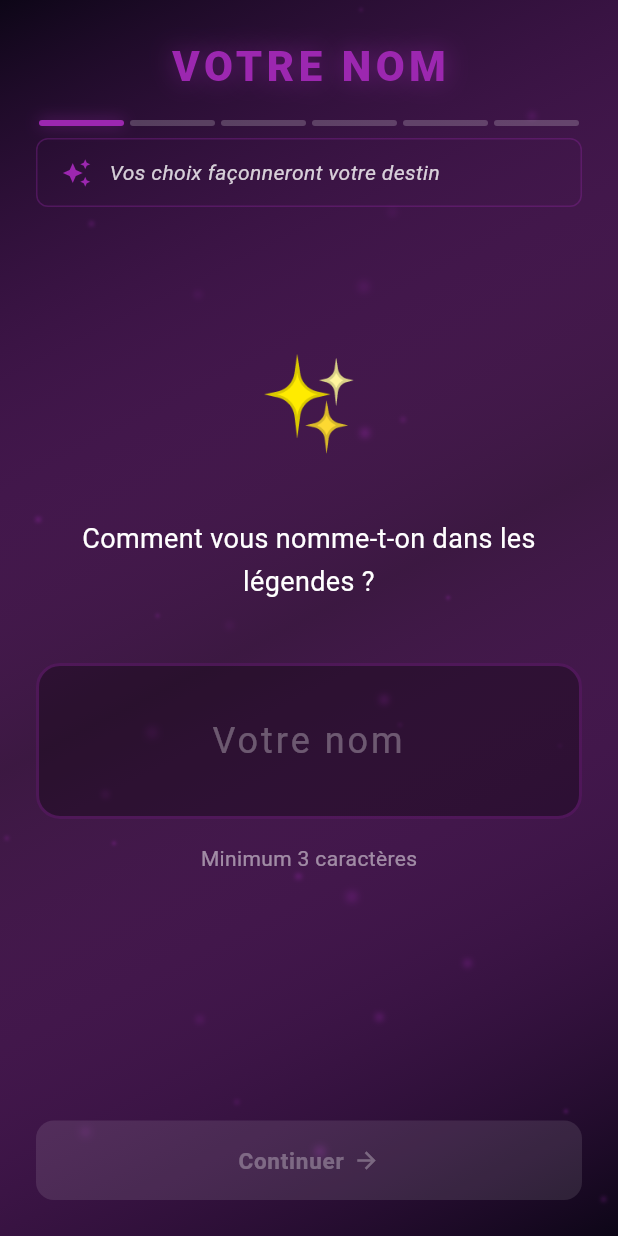
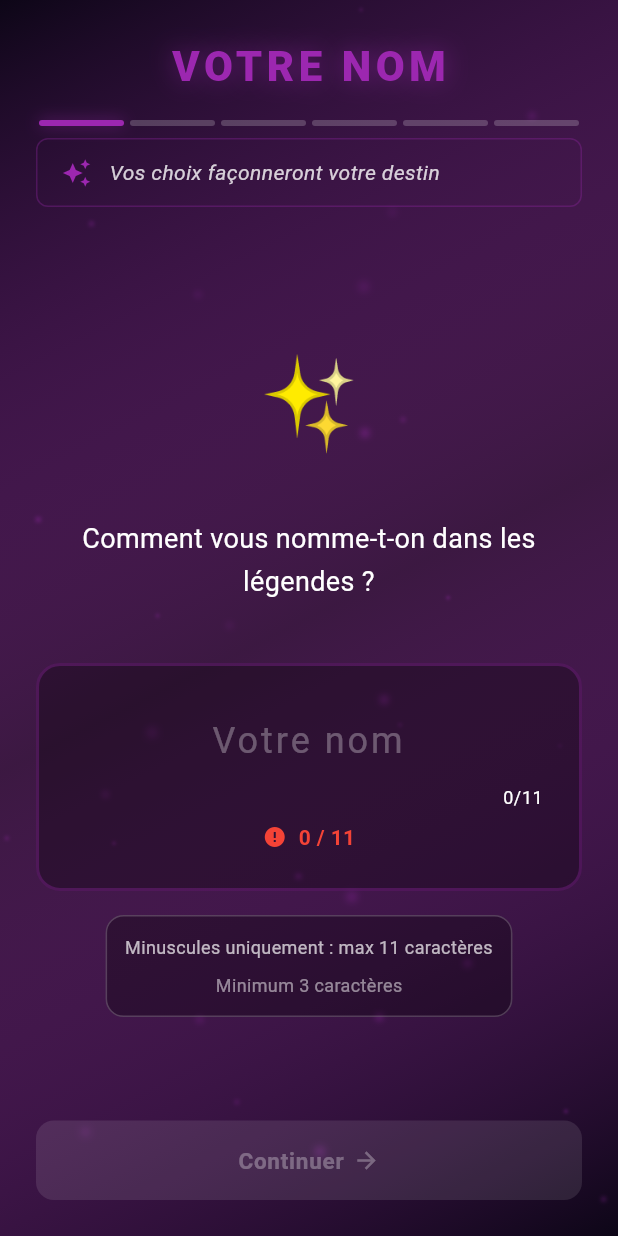
Before and after one commit to Angel-42/Dice-Destiny-Idle-Rifts, a Flutter app: the PersonaCreationScreen screen opened directly, on a phone screen of 412 x 824 dp. Run offline on Flutter 3.47's test engine with Material 3 defaults, Android fonts, the phone set to English and light mode, and no system bars; our stand-ins replace cloud_firestore, firebase_auth, firebase_core, google_sign_in; accounts and stored records are empty.

Commit message:
[FEAT] Enhance name validation in PersonaCreationScreen with dynamic character limits and visual feedback

```diff
--- a/lib/src/screens/persona_creation_screen.dart
+++ b/lib/src/screens/persona_creation_screen.dart
@@ -110,7 +110,19 @@ class _PersonaCreationScreenState extends State<PersonaCreationScreen>
   bool _canProceed() {
     switch (_currentStep) {
       case 0:
-        return _nameController.text.trim().length >= 3;
+        final name = _nameController.text.trim();
+        if (name.length < 3) return false;
+        int uppercase = name.replaceAll(RegExp(r'[^A-Z]'), '').length;
+        int lowercase = name.replaceAll(RegExp(r'[^a-z]'), '').length;
+        int total = name.length;
+        if (uppercase == 0 && lowercase == total) {
+          return total <= 11;
+        }
+        if (lowercase == 0 && uppercase == total) {
+          return total <= 8;
+        }
+        final maxAllowed = 11 - (uppercase * 0.375).round();
+        return total <= maxAllowed;
       case 1:
         return _selectedRace != null;
       case 2:
@@ -361,6 +373,26 @@ class _PersonaCreationScreenState extends State<PersonaCreationScreen>
   }
 
   Widget _buildNameStep(Color stepColor) {
+    // Calculer la limite dynamique
+    final name = _nameController.text.trim();
+    int uppercase = name.replaceAll(RegExp(r'[^A-Z]'), '').length;
+    int lowercase = name.replaceAll(RegExp(r'[^a-z]'), '').length;
+    int total = name.length;
+    int maxAllowed;
+    String hint;
+    if (uppercase == 0 && lowercase == total) {
+      maxAllowed = 11;
+      hint = 'Minuscules uniquement : max 11 caractères';
+    } else if (lowercase == 0 && uppercase == total) {
+      maxAllowed = 8;
+      hint = 'Majuscules uniquement : max 8 caractères';
+    } else {
+      maxAllowed = 11 - (uppercase * 0.375).round();
+      hint = 'Mélange : max $maxAllowed caractères';
+    }
+    final isValid = total >= 3 && total <= maxAllowed;
+    final counterColor = isValid ? Colors.green : Colors.red;
+
     return SingleChildScrollView(
       padding: const EdgeInsets.all(24),
       child: Column(
@@ -391,7 +423,9 @@ class _PersonaCreationScreenState extends State<PersonaCreationScreen>
                 width: 2,
               ),
             ),
-            child: TextField(
+            child: Column(
+              children: [
+                TextField(
                   controller: _nameController,
                   onChanged: (_) => setState(() {}),
                   style: const TextStyle(
@@ -409,14 +443,61 @@ class _PersonaCreationScreenState extends State<PersonaCreationScreen>
                     ),
                     border: InputBorder.none,
                   ),
+                  maxLength: 11,
+                ),
+                const SizedBox(height: 8),
+                Row(
+                  mainAxisAlignment: MainAxisAlignment.center,
+                  children: [
+                    Icon(
+                      isValid ? Icons.check_circle : Icons.error,
+                      color: counterColor,
+                      size: 16,
+                    ),
+                    const SizedBox(width: 8),
+                    Text(
+                      '$total / $maxAllowed',
+                      style: TextStyle(
+                        color: counterColor,
+                        fontSize: 14,
+                        fontWeight: FontWeight.bold,
                       ),
                     ),
+                  ],
+                ),
+              ],
+            ),
+          ),
+
           const SizedBox(height: 16),
+          Container(
+            padding: const EdgeInsets.all(12),
+            decoration: BoxDecoration(
+              color: Colors.black.withOpacity(0.3),
+              borderRadius: BorderRadius.circular(12),
+              border: Border.all(
+                color: Colors.white.withOpacity(0.2),
+              ),
+            ),
+            child: Column(
+              children: [
+                Text(
+                  hint,
+                  style: TextStyle(
+                    color: Colors.white.withOpacity(0.7),
+                    fontSize: 12,
+                  ),
+                  textAlign: TextAlign.center,
+                ),
+                const SizedBox(height: 8),
                 Text(
                   'Minimum 3 caractères',
                   style: TextStyle(
                     color: Colors.white.withOpacity(0.5),
-              fontSize: 14,
+                    fontSize: 12,
+                  ),
+                ),
+              ],
             ),
           ),
         ],
```
Lines whose indentation alone changed are shown as unchanged.
